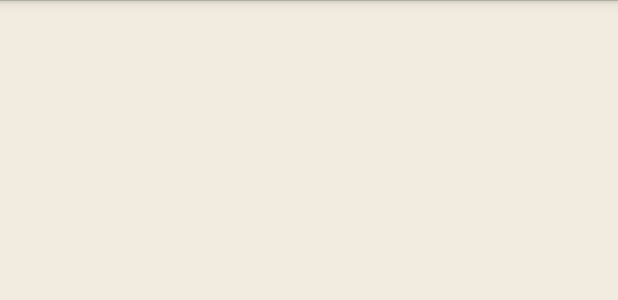
After one commit to sa-matiny/Panta, an Android app: the layout activity_add_task.xml on its own in the app's theme, with its tools: preview values and no code run, on a phone screen of 412 x 824 dp. The commit adds this screen. Shown: the top 300 px of the screen. Run offline under Robolectric (Android 15) with nearby library versions, the phone set to English and light mode, and no system bars.

Commit message:
add task added

```diff
--- /dev/null
+++ b/app/src/main/res/layout/activity_add_task.xml
@@ -0,0 +1,13 @@
+<RelativeLayout xmlns:android="http://schemas.android.com/apk/res/android"
+    xmlns:tools="http://schemas.android.com/tools"
+    android:layout_width="match_parent"
+    android:layout_height="match_parent"
+    android:paddingLeft="@dimen/activity_horizontal_margin"
+    android:paddingRight="@dimen/activity_horizontal_margin"
+    android:paddingTop="@dimen/activity_vertical_margin"
+    android:paddingBottom="@dimen/activity_vertical_margin"
+    tools:context="com.iust.panta.AddTask"
+    android:background="@color/background">
+
+
+</RelativeLayout>
--- a/app/src/main/res/values/strings.xml
+++ b/app/src/main/res/values/strings.xml
@@ -5,8 +5,7 @@
     <string name="title_activity_sign_up">SignUp</string>
     <string name="title_activity_profile">Profile</string>
     <string name="title_activity_login">Login</string>
-    <string name="signup">ثبت نام</string>
-    <string name="signin">ورود</string>
     <string name="title_activity_project_card">اطلاعات پروژه</string>
+    <string name="title_activity_add_task">اضافه کردن وظیفه</string>
 
 </resources>
--- /dev/null
+++ b/app/src/main/res/values/strings_activity_project_card.xml
@@ -0,0 +1,4 @@
+<?xml version="1.0" encoding="utf-8"?>
+<resources>
+    <string name="action_add_task">اضافه کردن وظیفه</string>
+</resources>
--- /dev/null
+++ b/app/src/main/res/values/strings_activity_welcome.xml
@@ -0,0 +1,5 @@
+<?xml version="1.0" encoding="utf-8"?>
+<resources>
+    <string name="signup">ثبت نام</string>
+    <string name="signin">ورود</string>
+</resources>
```
Also changed, not shown: app/src/main/AndroidManifest.xml (+8 -5 lines), app/src/main/java/com/iust/panta/AddTask.java (added, +14 -0 lines), app/src/main/java/com/iust/panta/PCardMainFragment.java (+57 -2 lines), app/src/main/java/com/iust/panta/ProjectCard.java (+29 -0 lines), app/src/main/res/menu/project_card.xml (+4 -3 lines).
